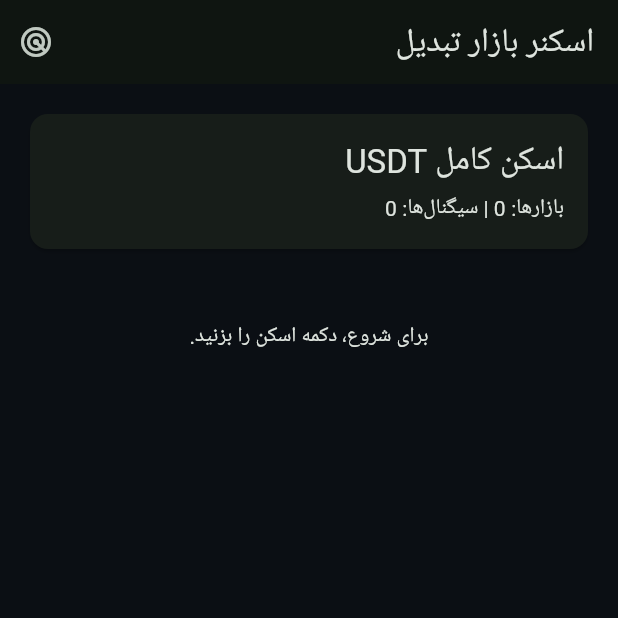
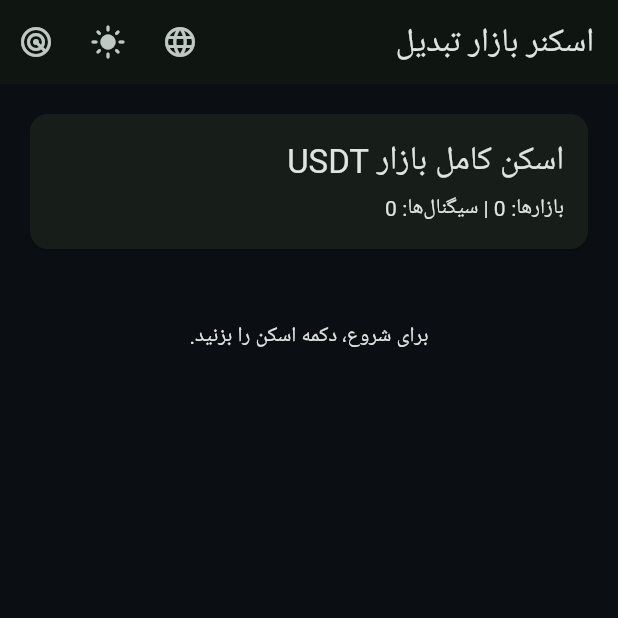
Before and after one commit to Siavashmorad/Tabdil, a Flutter app: the screen it shows after launch, on a phone screen of 412 x 824 dp, the top half of it. Run offline on Flutter 3.47's test engine with Material 3 defaults, Android fonts, the phone set to English and light mode, and no system bars.

Commit message:
feat: add bilingual UI and light/dark theme controls

```diff
--- a/lib/main.dart
+++ b/lib/main.dart
@@ -2,50 +2,99 @@ import 'package:flutter/material.dart';
 import 'package:provider/provider.dart';
 import 'services/trading_controller.dart';
 
-void main() {
-  runApp(const TabdilApp());
+void main() => runApp(const TabdilApp());
+
+class TabdilApp extends StatefulWidget {
+  const TabdilApp({super.key});
+
+  @override
+  State<TabdilApp> createState() => _TabdilAppState();
 }
 
-class TabdilApp extends StatelessWidget {
-  const TabdilApp({super.key});
+class _TabdilAppState extends State<TabdilApp> {
+  ThemeMode _themeMode = ThemeMode.dark;
+  Locale _locale = const Locale('fa', 'IR');
+
+  bool get isFa => _locale.languageCode == 'fa';
 
   @override
   Widget build(BuildContext context) {
     return ChangeNotifierProvider(
       create: (_) => TradingController()..loadCredentials(),
       child: MaterialApp(
-        title: 'تبدیل | دستیار تحلیل بازار',
+        title: isFa ? 'تبدیل | دستیار تحلیل بازار' : 'Tabdil | Market Scanner',
         debugShowCheckedModeBanner: false,
-        locale: const Locale('fa', 'IR'),
+        locale: _locale,
+        themeMode: _themeMode,
         theme: ThemeData(
           useMaterial3: true,
+          colorScheme: ColorScheme.fromSeed(seedColor: const Color(0xFF10B981)),
+        ),
+        darkTheme: ThemeData(
+          useMaterial3: true,
+          brightness: Brightness.dark,
           colorScheme: ColorScheme.fromSeed(
             seedColor: const Color(0xFF10B981),
             brightness: Brightness.dark,
           ),
           scaffoldBackgroundColor: const Color(0xFF0B0F14),
         ),
-        home: const ScannerHomeScreen(),
+        home: ScannerHomeScreen(
+          isFa: isFa,
+          themeMode: _themeMode,
+          onToggleTheme: () => setState(() {
+            _themeMode = _themeMode == ThemeMode.dark ? ThemeMode.light : ThemeMode.dark;
+          }),
+          onToggleLanguage: () => setState(() {
+            _locale = isFa ? const Locale('en', 'US') : const Locale('fa', 'IR');
+          }),
+        ),
       ),
     );
   }
 }
 
 class ScannerHomeScreen extends StatelessWidget {
-  const ScannerHomeScreen({super.key});
+  final bool isFa;
+  final ThemeMode themeMode;
+  final VoidCallback onToggleTheme;
+  final VoidCallback onToggleLanguage;
+
+  const ScannerHomeScreen({
+    super.key,
+    required this.isFa,
+    required this.themeMode,
+    required this.onToggleTheme,
+    required this.onToggleLanguage,
+  });
+
+  String directionLabel(String value) {
+    if (!isFa) return value.toUpperCase();
+    return value.toLowerCase() == 'long' ? 'لانگ' : 'شورت';
+  }
 
   @override
   Widget build(BuildContext context) {
     final controller = context.watch<TradingController>();
     final signals = controller.scanSignals;
     return Directionality(
-      textDirection: TextDirection.rtl,
+      textDirection: isFa ? TextDirection.rtl : TextDirection.ltr,
       child: Scaffold(
         appBar: AppBar(
-          title: const Text('اسکنر بازار تبدیل'),
+          title: Text(isFa ? 'اسکنر بازار تبدیل' : 'Tabdil Market Scanner'),
           actions: [
             IconButton(
-              tooltip: 'اسکن همه بازارهای USDT',
+              tooltip: isFa ? 'تغییر زبان' : 'Change language',
+              onPressed: onToggleLanguage,
+              icon: const Icon(Icons.language),
+            ),
+            IconButton(
+              tooltip: isFa ? 'حالت روشن/تاریک' : 'Light/Dark mode',
+              onPressed: onToggleTheme,
+              icon: Icon(themeMode == ThemeMode.dark ? Icons.light_mode : Icons.dark_mode),
+            ),
+            IconButton(
+              tooltip: isFa ? 'اسکن همه بازارهای USDT' : 'Scan all USDT markets',
               onPressed: controller.isScanning ? null : controller.scanAllUsdt,
               icon: const Icon(Icons.radar),
             ),
@@ -62,16 +111,24 @@ class ScannerHomeScreen extends StatelessWidget {
                   child: Column(
                     crossAxisAlignment: CrossAxisAlignment.start,
                     children: [
-                      Text('اسکن کامل USDT', style: Theme.of(context).textTheme.titleLarge),
+                      Text(
+                        isFa ? 'اسکن کامل بازار USDT' : 'Full USDT Market Scan',
+                        style: Theme.of(context).textTheme.titleLarge,
+                      ),
                       const SizedBox(height: 8),
-                      Text('بازارها: ${controller.marketsDiscovered} | سیگنال‌ها: ${signals.length}'),
+                      Text(isFa
+                          ? 'بازارها: ${controller.marketsDiscovered} | سیگنال‌ها: ${signals.length}'
+                          : 'Markets: ${controller.marketsDiscovered} | Signals: ${signals.length}'),
                       if (controller.isScanning) ...[
                         const SizedBox(height: 12),
                         const LinearProgressIndicator(),
                       ],
                       if (controller.lastError != null) ...[
                         const SizedBox(height: 12),
-                        Text(controller.lastError!, style: TextStyle(color: Theme.of(context).colorScheme.error)),
+                        Text(
+                          controller.lastError!,
+                          style: TextStyle(color: Theme.of(context).colorScheme.error),
+                        ),
                       ],
                     ],
                   ),
@@ -83,9 +140,9 @@ class ScannerHomeScreen extends StatelessWidget {
                   child: ListTile(
                     title: Text(signal.symbol),
                     subtitle: Text(
-                      '${signal.direction.name.toUpperCase()} | Entry: ${signal.entryMid.toStringAsFixed(6)}\n'
-                      'SL: ${signal.stopLoss.toStringAsFixed(6)} | TP1: ${signal.takeProfit1.toStringAsFixed(6)}\n'
-                      'TP2: ${signal.takeProfit2.toStringAsFixed(6)} | TP3: ${signal.takeProfit3.toStringAsFixed(6)}',
+                      '${directionLabel(signal.direction.name)} | ${isFa ? 'ورود' : 'Entry'}: ${signal.entryMid.toStringAsFixed(6)}\n'
+                      '${isFa ? 'حد ضرر' : 'SL'}: ${signal.stopLoss.toStringAsFixed(6)} | ${isFa ? 'هدف ۱' : 'TP1'}: ${signal.takeProfit1.toStringAsFixed(6)}\n'
+                      '${isFa ? 'هدف ۲' : 'TP2'}: ${signal.takeProfit2.toStringAsFixed(6)} | ${isFa ? 'هدف ۳' : 'TP3'}: ${signal.takeProfit3.toStringAsFixed(6)}',
                     ),
                     trailing: Column(
                       mainAxisAlignment: MainAxisAlignment.center,
@@ -97,9 +154,11 @@ class ScannerHomeScreen extends StatelessWidget {
                   ),
                 ),
               if (!controller.isScanning && signals.isEmpty)
-                const Padding(
-                  padding: EdgeInsets.all(32),
-                  child: Center(child: Text('برای شروع، دکمه اسکن را بزنید.')),
+                Padding(
+                  padding: const EdgeInsets.all(32),
+                  child: Center(
+                    child: Text(isFa ? 'برای شروع، دکمه اسکن را بزنید.' : 'Press scan to start.'),
+                  ),
                 ),
             ],
           ),
```
